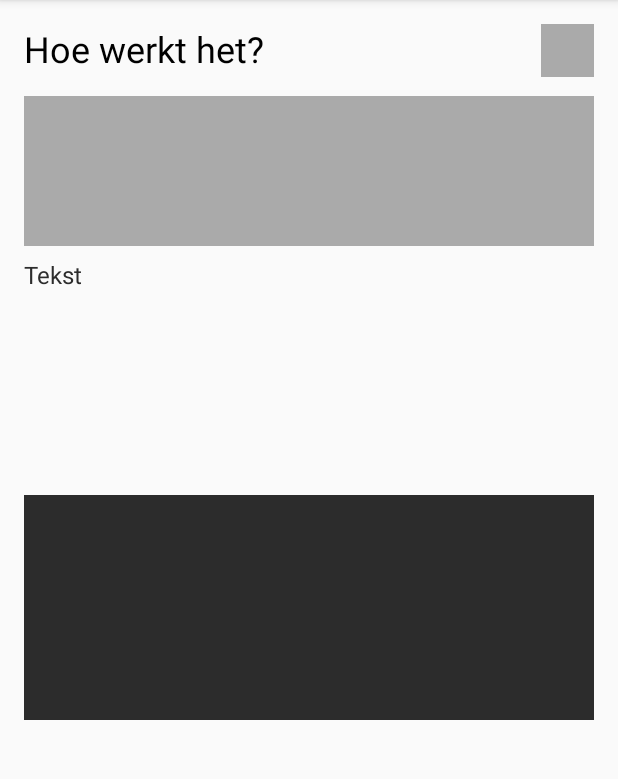
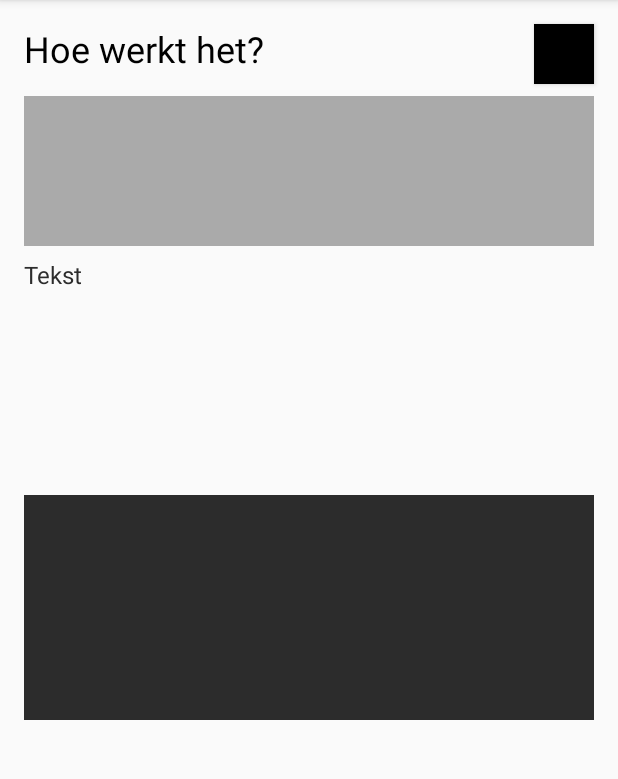
Before and after one commit to dkempen/Avans-Mobile-Experience, an Android app: the HelpActivity screen opened directly, with no data from a screen before it, on a phone screen of 412 x 824 dp, the part 84-863 px from its top. Run offline under Robolectric (Android 15) with nearby library versions, the phone set to English and light mode, and no system bars.

Commit message:
[Added] Navigation from HelpActivity

```diff
--- a/app/src/main/java/com/b2mb/mobile_experience/HelpActivity.java
+++ b/app/src/main/java/com/b2mb/mobile_experience/HelpActivity.java
@@ -1,7 +1,9 @@
 package com.b2mb.mobile_experience;
 
+import android.content.Intent;
 import android.support.v7.app.AppCompatActivity;
 import android.os.Bundle;
+import android.view.View;
 
 public class HelpActivity extends AppCompatActivity {
 
@@ -9,5 +11,11 @@ public class HelpActivity extends AppCompatActivity {
     protected void onCreate(Bundle savedInstanceState) {
         super.onCreate(savedInstanceState);
         setContentView(R.layout.activity_help);
+
     }
+
+    public void goBack(View view){
+        this.finish();
+    }
+
 }
--- a/app/src/main/res/layout/activity_help.xml
+++ b/app/src/main/res/layout/activity_help.xml
@@ -19,16 +19,6 @@
         app:layout_constraintHorizontal_bias="0.5"
         app:layout_constraintStart_toStartOf="parent"
         app:layout_constraintTop_toTopOf="parent" />
-
-    <ImageView
-        android:id="@+id/helpQuestionMarkImageView"
-        android:layout_width="35dp"
-        android:layout_height="35dp"
-        android:layout_marginEnd="16dp"
-        android:layout_marginTop="16dp"
-        app:layout_constraintEnd_toEndOf="parent"
-        app:layout_constraintTop_toTopOf="parent"
-        app:srcCompat="@android:color/darker_gray" />
 
     <ImageView
         android:id="@+id/helpUpperImageView"
@@ -69,4 +59,15 @@
         app:layout_constraintStart_toStartOf="parent"
         app:layout_constraintTop_toBottomOf="@+id/helpInfoTextView"
         app:srcCompat="@color/colorText" />
+
+    <Button
+        android:id="@+id/helpBackButton"
+        android:layout_width="40dp"
+        android:layout_height="40dp"
+        android:layout_marginEnd="16dp"
+        android:layout_marginTop="16dp"
+        android:background="@color/colorTitle"
+        android:onClick="goBack"
+        app:layout_constraintEnd_toEndOf="parent"
+        app:layout_constraintTop_toTopOf="parent" />
 </android.support.constraint.ConstraintLayout>
```
